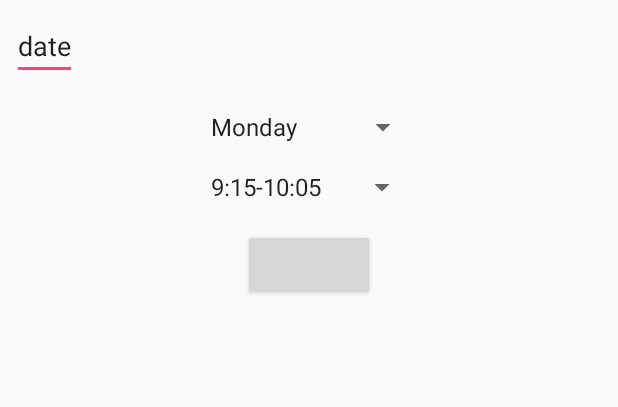
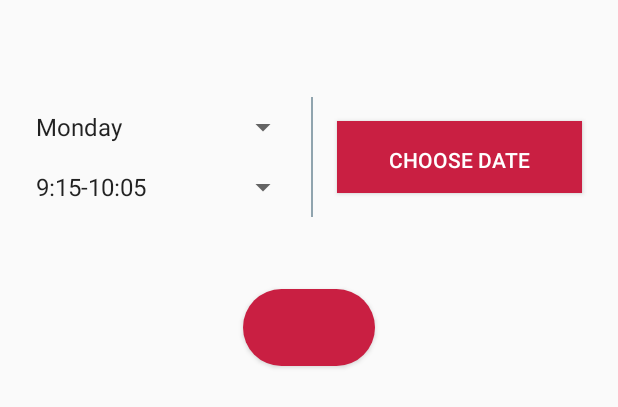
Before and after one commit to CollegeProjectMait/ProjectMait, an Android app: the layout activity_result.xml on its own in the app's theme, with its tools: preview values and no code run, on a phone screen of 412 x 824 dp. Shown: the top 407 px of the screen. Run offline under Robolectric (Android 15) with nearby library versions, the phone set to English and light mode, and no system bars.

Commit message:
addTTActivity added resultActivity modified

```diff
--- a/app/build.gradle
+++ b/app/build.gradle
@@ -30,5 +30,6 @@ dependencies {
     implementation 'com.google.firebase:firebase-storage:16.0.1'
     implementation 'com.google.firebase:firebase-auth:16.0.3'
     androidTestImplementation 'com.android.support.test.espresso:espresso-core:3.0.2'
+    implementation 'com.android.support:cardview-v7:27.1.1'
 }
 apply plugin: 'com.google.gms.google-services'
--- a/app/src/main/res/drawable/button_design.xml
+++ b/app/src/main/res/drawable/button_design.xml
@@ -2,7 +2,7 @@
 <shape xmlns:android="http://schemas.android.com/apk/res/android"
     android:shape="rectangle">
     <corners android:radius="40dp"/>
-    <solid android:color="#DC143C"/>
+    <solid android:color="@color/theme_red"/>
 
 
 </shape>
--- a/app/src/main/res/layout/activity_login.xml
+++ b/app/src/main/res/layout/activity_login.xml
@@ -60,7 +60,7 @@
         android:layout_alignParentBottom="true"
         android:layout_centerHorizontal="true"
         android:layout_marginBottom="32dp"
-        android:text="NOT REGISTERD?" />
+        android:text="NOT REGISTERED?" />
 
     <TextView
         android:layout_width="wrap_content"
@@ -71,7 +71,7 @@
         android:textStyle="italic|bold"
         android:text="REGISTER HERE"
         android:id="@+id/registerhere"
-        android:textColor="#DC143C"/>
+        android:textColor="@color/theme_red"/>
 
 
 </RelativeLayout>
--- a/app/src/main/res/layout/activity_result.xml
+++ b/app/src/main/res/layout/activity_result.xml
@@ -15,35 +15,58 @@
         android:textAlignment="center"
         android:layout_margin="8dp"/>
 
+    <LinearLayout
+        android:id="@+id/top"
+        android:layout_width="match_parent"
+        android:layout_height="wrap_content"
+        android:orientation="horizontal"
+        android:layout_below="@id/title">
+
+        <LinearLayout
+            android:layout_width="wrap_content"
+            android:layout_height="wrap_content"
+            android:orientation="vertical"
+            android:layout_weight="1">
             <Spinner
                 android:id="@+id/days"
-        android:layout_width="wrap_content"
+                android:layout_width="match_parent"
                 android:layout_height="wrap_content"
                 android:entries="@array/days"
-        android:layout_margin="8dp"
-        android:layout_below="@id/title"
-        android:layout_centerHorizontal="true"/>
+                android:layout_margin="8dp"/>
 
             <Spinner
                 android:id="@+id/timeslots"
-        android:layout_width="wrap_content"
+                android:layout_width="match_parent"
                 android:layout_height="wrap_content"
                 android:entries="@array/time_slots"
-        android:layout_margin="8dp"
-        android:layout_below="@id/days"
-        android:layout_centerHorizontal="true"/>
+                android:layout_margin="8dp" />
+        </LinearLayout>
 
-    <EditText
+        <View
+            android:layout_width="1dp"
+            android:layout_height="match_parent"
+            android:background="#90A4AE"/>
+
+        <Button
             android:layout_width="wrap_content"
-        android:layout_height="wrap_content"
-        android:text="date"/>
+            android:layout_height="match_parent"
+            android:text="Choose Date"
+            android:background="@color/theme_red"
+            android:textColor="@android:color/white"
+            android:padding="16dp"
+            android:onClick="setDateTimeField"
+            android:layout_margin="16dp"
+            android:layout_weight="1"/>
+
+    </LinearLayout>
 
     <LinearLayout
         android:id="@+id/llreq"
         android:layout_width="match_parent"
         android:layout_height="wrap_content"
         android:orientation="vertical"
-        android:layout_below="@id/timeslots"></LinearLayout>
+        android:layout_below="@id/top"
+        android:layout_margin="16dp"></LinearLayout>
 
     <Button
         android:id="@+id/butt"
@@ -51,13 +74,17 @@
         android:layout_height="wrap_content"
         android:layout_below="@id/llreq"
         android:layout_centerHorizontal="true"
-        android:layout_margin="8dp"/>
+        android:layout_margin="16dp"
+        android:background="@drawable/button_design"
+        android:padding="16dp"
+        android:textColor="@android:color/white"/>
 
     <LinearLayout
         android:id="@+id/llres"
         android:layout_width="match_parent"
         android:layout_height="wrap_content"
         android:orientation="vertical"
-        android:layout_below="@id/butt"></LinearLayout>
+        android:layout_below="@id/butt"
+        android:layout_margin="16dp"></LinearLayout>
 
 </RelativeLayout>
--- a/app/src/main/res/values/colors.xml
+++ b/app/src/main/res/values/colors.xml
@@ -6,4 +6,6 @@
     <color name="primary_material_light">#23469e</color>
     <color name="accent_material_light">#dc143c</color>
     <color name="primary_dark_material_light">#221191</color>
+
+    <color name="theme_red">#C91F42</color>
 </resources>
--- a/app/src/main/res/values/styles.xml
+++ b/app/src/main/res/values/styles.xml
@@ -2,12 +2,9 @@
 
     <!-- Base application theme. -->
     <style name="AppTheme" parent="Theme.AppCompat.Light.NoActionBar">
-        <!-- Customize your theme here. -->
         <item name="colorPrimary">@color/colorPrimary</item>
-        <item name="colorPrimaryDark">@color/colorPrimaryDark</item>
-        <item name="colorAccent">@color/colorAccent</item>
+        <item name="colorPrimaryDark">#b71c1c</item>
+        <item name="colorAccent">@color/theme_red</item>
     </style>
 
-    <style name="ProjectMaitTheme" parent="Theme.AppCompat.Light.NoActionBar" />
-
 </resources>
```
Also changed, not shown: app/src/main/AndroidManifest.xml (+8 -9 lines), app/src/main/java/com/example/parasrawat2124/projectmait/resultActivity.java (+22 -0 lines), app/src/main/res/values/strings.xml (+15 -0 lines). Lines whose indentation alone changed are shown as unchanged.
